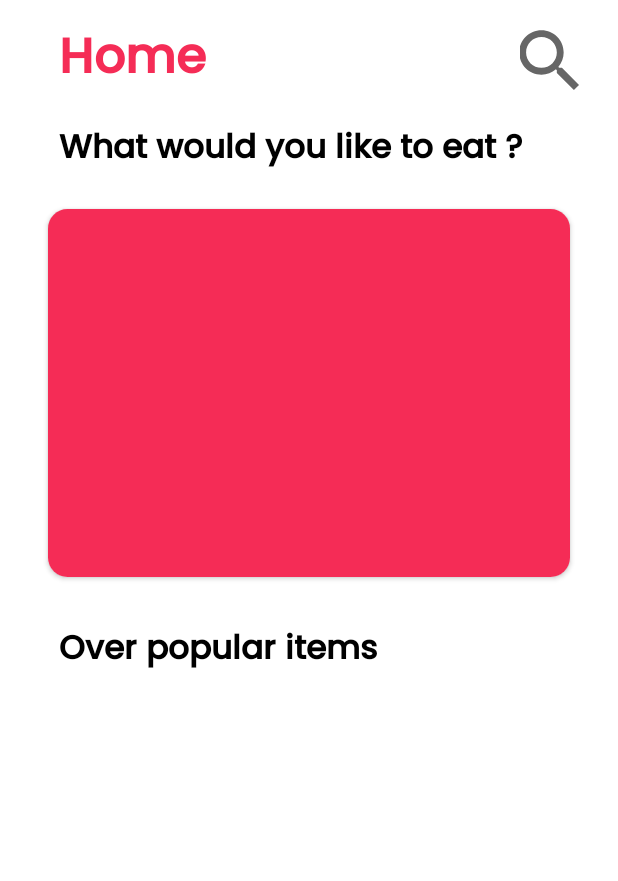
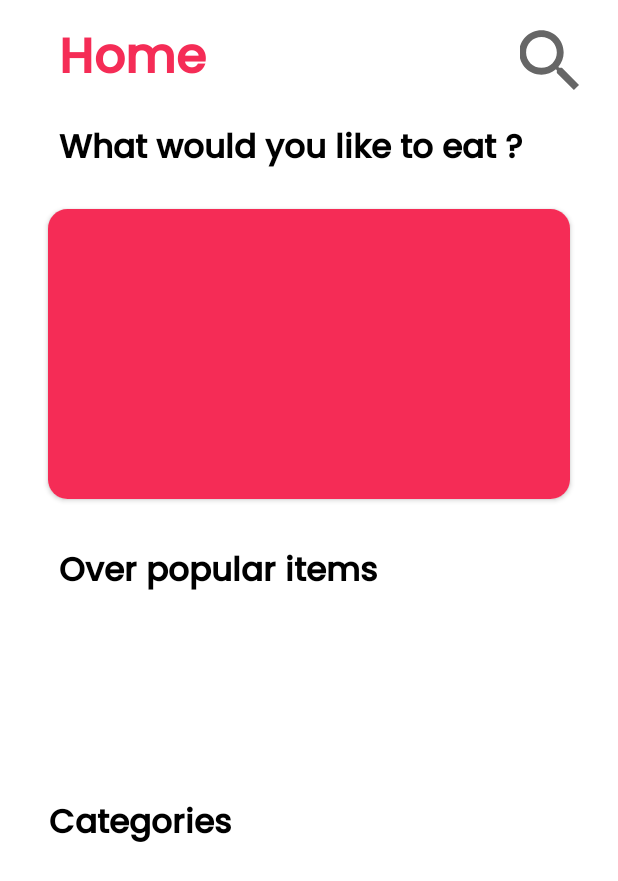
Before and after one commit to ihebmbarki/ScopeMeal, an Android app: the screen it shows after launch (MainActivity), on a phone screen of 412 x 824 dp. Shown: the top 881 px of the screen. Run offline under Robolectric (Android 15) with nearby library versions, the phone set to English and light mode, and no system bars; our stand-ins replace navigation-ui, sdp/ssp sizes; pictures from the network do not load.

Commit message:
mvvm,retrofit

```diff
--- a/app/src/main/java/com/example/scopemeal/HomeFragment.kt
+++ /dev/null
@@ -1,59 +0,0 @@
-package com.example.scopemeal
-
-import android.os.Bundle
-import androidx.fragment.app.Fragment
-import android.view.LayoutInflater
-import android.view.View
-import android.view.ViewGroup
-
-// TODO: Rename parameter arguments, choose names that match
-// the fragment initialization parameters, e.g. ARG_ITEM_NUMBER
-private const val ARG_PARAM1 = "param1"
-private const val ARG_PARAM2 = "param2"
-
-/**
- * A simple [Fragment] subclass.
- * Use the [HomeFragment.newInstance] factory method to
- * create an instance of this fragment.
- */
-class HomeFragment : Fragment() {
-    // TODO: Rename and change types of parameters
-    private var param1: String? = null
-    private var param2: String? = null
-
-    override fun onCreate(savedInstanceState: Bundle?) {
-        super.onCreate(savedInstanceState)
-        arguments?.let {
-            param1 = it.getString(ARG_PARAM1)
-            param2 = it.getString(ARG_PARAM2)
-        }
-    }
-
-    override fun onCreateView(
-        inflater: LayoutInflater, container: ViewGroup?,
-        savedInstanceState: Bundle?
-    ): View? {
-        // Inflate the layout for this fragment
-        return inflater.inflate(R.layout.fragment_home, container, false)
-    }
-
-    companion object {
-        /**
-         * Use this factory method to create a new instance of
-         * this fragment using the provided parameters.
-         *
-         * @param param1 Parameter 1.
-         * @param param2 Parameter 2.
-         * @return A new instance of fragment HomeFragment.
-         */
-        // TODO: Rename and change types and number of parameters
-        @JvmStatic
-        fun newInstance(param1: String, param2: String) =
-            HomeFragment().apply {
-                arguments = Bundle().apply {
-                    putString(ARG_PARAM1, param1)
-                    putString(ARG_PARAM2, param2)
-                }
-            }
-    }
-}
--- /dev/null
+++ b/app/src/main/java/com/example/scopemeal/ViewModel/HomeViewModel.kt
@@ -0,0 +1,37 @@
+package com.example.scopemeal.ViewModel
+
+import android.util.Log
+import androidx.lifecycle.LiveData
+import androidx.lifecycle.MutableLiveData
+import androidx.lifecycle.ViewModel
+import com.example.scopemeal.pojo.Meal
+import com.example.scopemeal.pojo.MealList
+import com.example.scopemeal.retrofit.RetrofitInstance
+import retrofit2.Call
+import retrofit2.Callback
+import retrofit2.Response
+
+class HomeViewModel():ViewModel() {
+    private var randomMealLiveData = MutableLiveData<Meal>()
+    fun getRandomMeal(){
+        RetrofitInstance.api.getRandomMeal().enqueue(object : Callback<MealList> {
+            override fun onResponse(call: Call<MealList>, response: Response<MealList>) {
+                if(response.body() !=null){
+                    val randomMeal : Meal = response.body()!!.meals[0]
+                    randomMealLiveData.value = randomMeal
+                }else{
+                    return
+                }
+            }
+
+            override fun onFailure(call: Call<MealList>, t: Throwable) {
+                Log.d("HomeFragment",t.message.toString())
+            }
+        })
+    }
+
+    fun observeRandomMealLiveData():LiveData<Meal>{
+        return randomMealLiveData
+    }
+
+}
--- a/app/src/main/java/com/example/scopemeal/MainActivity.kt
+++ b/app/src/main/java/com/example/scopemeal/activities/MainActivity.kt
@@ -1,9 +1,10 @@
-package com.example.scopemeal
+package com.example.scopemeal.activities
 
 import androidx.appcompat.app.AppCompatActivity
 import android.os.Bundle
 import androidx.navigation.Navigation
 import androidx.navigation.ui.NavigationUI
+import com.example.scopemeal.R
 import com.google.android.material.bottomnavigation.BottomNavigationView
 
 class  MainActivity : AppCompatActivity() {
--- a/app/src/main/java/com/example/scopemeal/FavoritesFragment.kt
+++ b/app/src/main/java/com/example/scopemeal/fragments/FavoritesFragment.kt
@@ -1,10 +1,11 @@
-package com.example.scopemeal
+package com.example.scopemeal.fragments
 
 import android.os.Bundle
 import androidx.fragment.app.Fragment
 import android.view.LayoutInflater
 import android.view.View
 import android.view.ViewGroup
+import com.example.scopemeal.R
 
 // TODO: Rename parameter arguments, choose names that match
 // the fragment initialization parameters, e.g. ARG_ITEM_NUMBER
--- /dev/null
+++ b/app/src/main/java/com/example/scopemeal/fragments/HomeFragment.kt
@@ -0,0 +1,71 @@
+package com.example.scopemeal.fragments
+
+import android.content.Intent
+import android.os.Bundle
+import android.view.LayoutInflater
+import android.view.View
+import android.view.ViewGroup
+import androidx.fragment.app.Fragment
+import androidx.lifecycle.Observer
+import androidx.lifecycle.ViewModelProviders
+import com.bumptech.glide.Glide
+import com.example.scopemeal.ViewModel.HomeViewModel
+import com.example.scopemeal.activities.MealActivity
+import com.example.scopemeal.databinding.FragmentHomeBinding
+import com.example.scopemeal.pojo.Meal
+
+class HomeFragment : Fragment() {
+    private lateinit var binding:FragmentHomeBinding
+    private lateinit var homeMvvm:HomeViewModel
+    private lateinit var randomMeal:Meal
+
+    companion object{
+        const val MEAL_ID = "com.example.scopemeal.fragments.idMeal"
+        const val MEAL_NAME = "com.example.scopemeal.fragments.nameMEal"
+        const val MEAL_THUMB = "com.example.scopemeal.fragments.thumbMeal"
+    }
+
+    override fun onCreate(savedInstanceState: Bundle?) {
+        super.onCreate(savedInstanceState)
+        homeMvvm = ViewModelProviders.of(this)[HomeViewModel::class.java]
+    }
+
+    override fun onCreateView(
+        inflater: LayoutInflater, container: ViewGroup?,
+        savedInstanceState: Bundle?
+    ): View? {
+        binding = FragmentHomeBinding.inflate(inflater,container,false)
+        return binding.root
+    }
+
+    override fun onViewCreated(view: View, savedInstanceState: Bundle?) {
+        super.onViewCreated(view, savedInstanceState)
+
+        homeMvvm.getRandomMeal()
+        observerRandomMeal()
+        onRandomMealClick()
+    }
+
+    private fun onRandomMealClick() {
+        binding.randomMealCard.setOnClickListener {
+            val intent = Intent(activity,MealActivity::class.java)
+            intent.putExtra(MEAL_ID,randomMeal.idMeal)
+            intent.putExtra(MEAL_NAME,randomMeal.strMeal)
+            intent.putExtra(MEAL_THUMB,randomMeal.strMealThumb)
+
+            startActivity(intent)
+        }
+    }
+
+    private fun observerRandomMeal(){
+        homeMvvm.observeRandomMealLiveData().observe(viewLifecycleOwner,
+            { meal ->
+                Glide.with(this@HomeFragment)
+                    .load(meal!!.strMealThumb)
+                    .into(binding.imgRandomMeal)
+
+                this.randomMeal = meal
+
+            })
+    }
+}
--- a/app/src/main/java/com/example/scopemeal/categoriesFragment.kt
+++ b/app/src/main/java/com/example/scopemeal/fragments/categoriesFragment.kt
@@ -1,10 +1,11 @@
-package com.example.scopemeal
+package com.example.scopemeal.fragments
 
 import android.os.Bundle
 import androidx.fragment.app.Fragment
 import android.view.LayoutInflater
 import android.view.View
 import android.view.ViewGroup
+import com.example.scopemeal.R
 
 // TODO: Rename parameter arguments, choose names that match
 // the fragment initialization parameters, e.g. ARG_ITEM_NUMBER
--- /dev/null
+++ b/app/src/main/java/com/example/scopemeal/pojo/MealList.kt
@@ -0,0 +1,5 @@
+package com.example.scopemeal.pojo
+
+data class MealList(
+    val meals: List<Meal>
+)
--- /dev/null
+++ b/app/src/main/java/com/example/scopemeal/retrofit/MealApi.kt
@@ -0,0 +1,15 @@
+package com.example.scopemeal.retrofit
+
+import com.example.scopemeal.pojo.MealList
+import retrofit2.Call
+import retrofit2.http.GET
+import retrofit2.http.Query
+
+interface MealApi {
+
+    @GET("random.php")
+    fun getRandomMeal():Call<MealList>
+
+    @GET("lookup.php?")
+    fun getMealDetails(@Query("i")id:String) : Call<MealList>
+}
--- /dev/null
+++ b/app/src/main/java/com/example/scopemeal/retrofit/RetrofitInstance.kt
@@ -0,0 +1,15 @@
+package com.example.scopemeal.retrofit
+
+import retrofit2.Retrofit
+import retrofit2.converter.gson.GsonConverterFactory
+
+object RetrofitInstance {
+    //initialize the value when we create an instance
+    val api:MealApi by lazy {
+        Retrofit.Builder()
+            .baseUrl("https://www.themealdb.com/api/json/v1/1/")
+            .addConverterFactory(GsonConverterFactory.create())
+            .build()
+            .create(MealApi::class.java)
+    }
+}
--- /dev/null
+++ b/app/src/main/res/drawable/ic_youtube.xml
@@ -0,0 +1,5 @@
+<vector android:height="24dp" android:tint="#FF0000"
+    android:viewportHeight="24" android:viewportWidth="24"
+    android:width="24dp" xmlns:android="http://schemas.android.com/apk/res/android">
+    <path android:fillColor="@android:color/white" android:pathData="M21,3L3,3c-1.11,0 -2,0.89 -2,2v12c0,1.1 0.89,2 2,2h5v2h8v-2h5c1.1,0 1.99,-0.9 1.99,-2L23,5c0,-1.11 -0.9,-2 -2,-2zM21,17L3,17L3,5h18v12zM16,11l-7,4L9,7z"/>
+</vector>
--- a/app/src/main/res/layout/activity_main.xml
+++ b/app/src/main/res/layout/activity_main.xml
@@ -4,7 +4,7 @@
     xmlns:tools="http://schemas.android.com/tools"
     android:layout_width="match_parent"
     android:layout_height="match_parent"
-    tools:context=".MainActivity">
+    tools:context=".activities.MainActivity">
 
     <fragment
         android:id="@+id/host_fragment"
--- a/app/src/main/res/layout/fragment_home.xml
+++ b/app/src/main/res/layout/fragment_home.xml
@@ -4,7 +4,17 @@
     android:layout_width="match_parent"
     android:layout_height="match_parent"
     xmlns:app="http://schemas.android.com/apk/res-auto"
-    tools:context=".HomeFragment">
+    tools:context=".activities.MainActivity">
+
+    <androidx.core.widget.NestedScrollView
+        android:layout_width="match_parent"
+        android:layout_height="match_parent"
+        android:fillViewport="true">
+
+        <androidx.constraintlayout.widget.ConstraintLayout
+            android:layout_width="match_parent"
+            android:layout_height="match_parent">
+
 
     <LinearLayout
         android:id="@+id/Linear_header"
@@ -52,7 +62,7 @@
     <androidx.cardview.widget.CardView
         android:id="@+id/random_meal_card"
         android:layout_width="match_parent"
-        android:layout_height="@dimen/_200sdp"
+        android:layout_height="@dimen/_160sdp"
         android:layout_marginStart="@dimen/_20sdp"
         android:layout_marginEnd="@dimen/_20sdp"
         android:layout_marginTop="@dimen/_10sdp"
@@ -66,7 +76,8 @@
             android:id="@+id/img_random_meal"
             android:layout_width="match_parent"
             android:layout_height="match_parent"
-            android:background="@color/accent" />
+            android:background="@color/accent"
+            android:scaleType="centerCrop"/>
 
     </androidx.cardview.widget.CardView>
 
@@ -86,7 +97,7 @@
     <androidx.recyclerview.widget.RecyclerView
         android:id="@+id/rec_view_meals_popular"
         android:layout_width="wrap_content"
-        android:layout_height="@dimen/_120sdp"
+        android:layout_height="@dimen/_90sdp"
         android:layout_marginStart="@dimen/_25sdp"
         android:layout_marginEnd="@dimen/_10sdp"
         app:layout_constraintStart_toStartOf="parent"
@@ -98,11 +109,12 @@
         android:layout_height="wrap_content"
         android:layout_marginTop="@dimen/_10sdp"
         android:fontFamily="@font/myfont"
+        android:text="Categories"
         android:textColor="@color/black"
         android:textSize="@dimen/_17ssp"
         android:textStyle="bold"
         app:layout_constraintStart_toStartOf="@id/rec_view_meals_popular"
-        app:layout_constraintTop_toBottomOf="@id/rec_view_meals_popular"/>
+        app:layout_constraintTop_toBottomOf="@id/rec_view_meals_popular" />
 
     <androidx.cardview.widget.CardView
         android:layout_width="match_parent"
@@ -121,6 +133,8 @@
             android:layout_height="match_parent"
             android:scrollbars="none"/>
 
+
+
     </androidx.cardview.widget.CardView>
 
 
@@ -131,5 +145,6 @@
 
 
 
-
+        </androidx.constraintlayout.widget.ConstraintLayout>
+    </androidx.core.widget.NestedScrollView>
 </androidx.constraintlayout.widget.ConstraintLayout>
--- a/app/src/main/res/navigation/nav_graph.xml
+++ b/app/src/main/res/navigation/nav_graph.xml
@@ -7,17 +7,17 @@
 
     <fragment
         android:id="@+id/homeFragment"
-        android:name="com.example.scopemeal.HomeFragment"
+        android:name="com.example.scopemeal.fragments.HomeFragment"
         android:label="fragment_home"
         tools:layout="@layout/fragment_home" />
     <fragment
         android:id="@+id/favoritesFragment"
-        android:name="com.example.scopemeal.FavoritesFragment"
+        android:name="com.example.scopemeal.fragments.FavoritesFragment"
         android:label="fragment_favorites"
         tools:layout="@layout/fragment_favorites" />
     <fragment
         android:id="@+id/categoriesFragment"
-        android:name="com.example.scopemeal.categoriesFragment"
+        android:name="com.example.scopemeal.fragments.categoriesFragment"
         android:label="fragment_categories"
         tools:layout="@layout/fragment_categories" />
 </navigation>
```
Also changed, not shown: app/build.gradle (+19 -0 lines), app/src/main/AndroidManifest.xml (+8 -4 lines), app/src/main/java/com/example/scopemeal/ViewModel/MealViewModel.kt (added, +37 -0 lines), app/src/main/java/com/example/scopemeal/activities/MealActivity.kt (added, +104 -0 lines), app/src/main/java/com/example/scopemeal/pojo/Meal.kt (added, +57 -0 lines), app/src/main/res/drawable/ic_location.xml (added, +10 -0 lines), app/src/main/res/layout/activity_meal.xml (added, +145 -0 lines).
